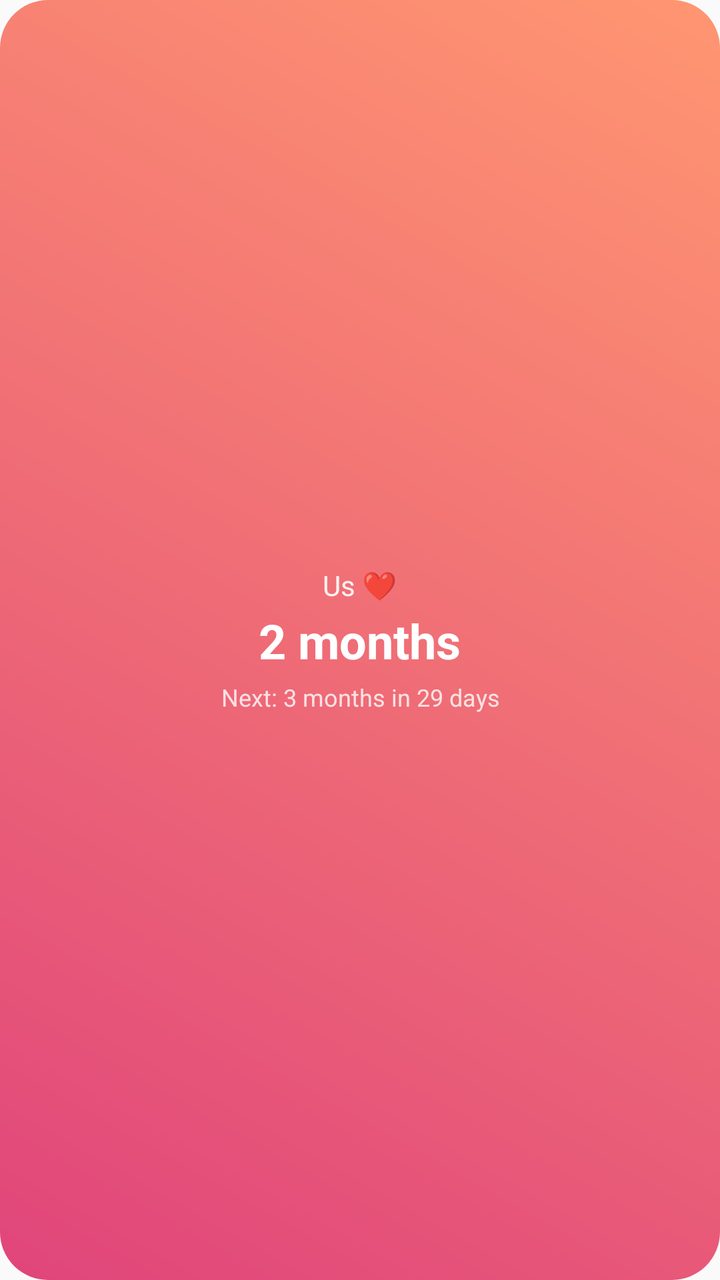
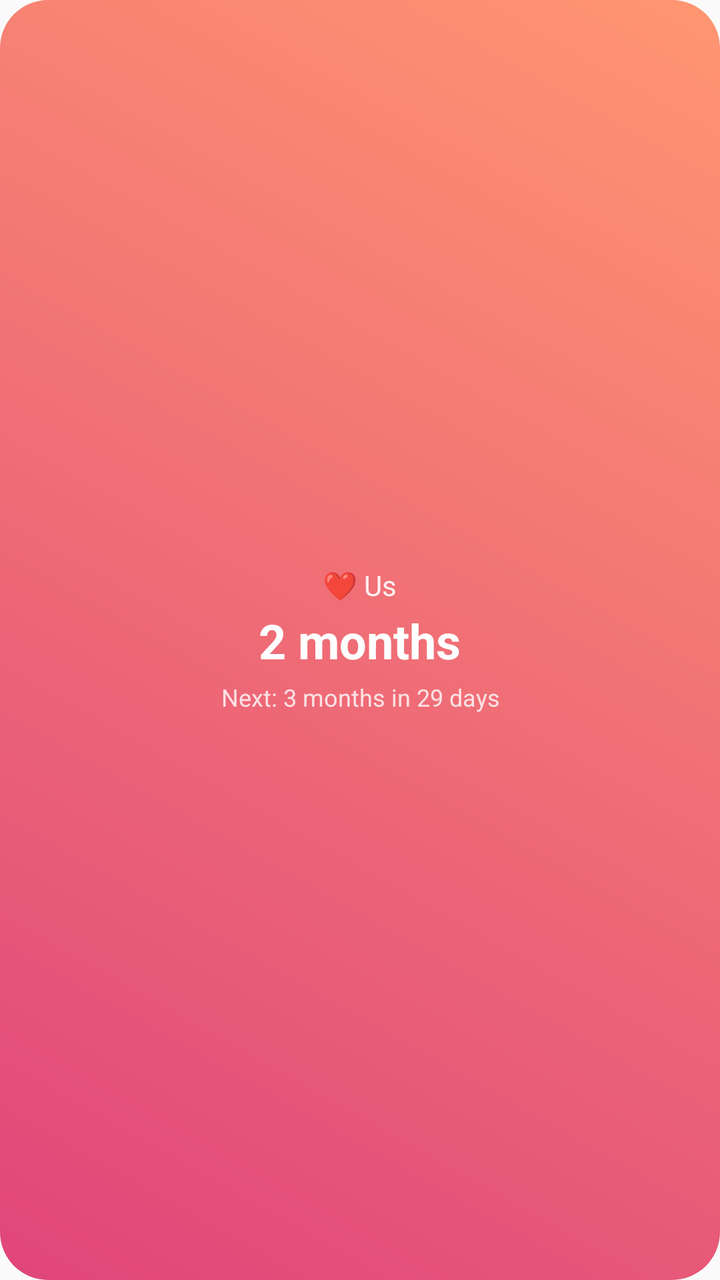

An Android layout rendered at two revisions. The XML below is the earlier revision; the diff shows what the commit changed to produce the second picture.
<!-- AndroidManifest.xml: application theme Theme.Milestones -->
<!-- res/layout/widget_counter.xml -->
<?xml version="1.0" encoding="utf-8"?>
<LinearLayout xmlns:android="http://schemas.android.com/apk/res/android"
    android:id="@+id/widget_root"
    android:layout_width="match_parent"
    android:layout_height="match_parent"
    android:background="@drawable/widget_background"
    android:gravity="center"
    android:orientation="vertical"
    android:padding="14dp">

    <TextView
        android:id="@+id/widget_title"
        android:layout_width="wrap_content"
        android:layout_height="wrap_content"
        android:ellipsize="end"
        android:maxLines="1"
        android:text="Us ❤️"
        android:textColor="#E6FFFFFF"
        android:textSize="14sp" />

    <TextView
        android:id="@+id/widget_headline"
        android:layout_width="wrap_content"
        android:layout_height="wrap_content"
        android:layout_marginTop="2dp"
        android:ellipsize="end"
        android:gravity="center"
        android:maxLines="2"
        android:text="2 months"
        android:textColor="#FFFFFFFF"
        android:textSize="24sp"
        android:textStyle="bold" />

    <TextView
        android:id="@+id/widget_celebration"
        android:layout_width="wrap_content"
        android:layout_height="wrap_content"
        android:layout_marginTop="4dp"
        android:gravity="center"
        android:maxLines="1"
        android:text="🎉 Happy 2 months!"
        android:textColor="#FFFFFFFF"
        android:textSize="15sp"
        android:visibility="gone" />

    <TextView
        android:id="@+id/widget_detail"
        android:layout_width="wrap_content"
        android:layout_height="wrap_content"
        android:layout_marginTop="4dp"
        android:ellipsize="end"
        android:gravity="center"
        android:maxLines="2"
        android:text="Next: 3 months in 29 days"
        android:textColor="#CCFFFFFF"
        android:textSize="12sp" />
</LinearLayout>
<!-- resources referenced by this layout -->
<resources>
  <!-- drawable widget_background (drawable) -->
  <?xml version="1.0" encoding="utf-8"?>
  <shape xmlns:android="http://schemas.android.com/apk/res/android"
      android:shape="rectangle">
      <corners android:radius="24dp" />
      <gradient
          android:angle="45"
          android:startColor="#FFE0457B"
          android:endColor="#FFFF9671"
          android:type="linear" />
  </shape>
  <style name="Theme.Milestones" parent="android:Theme.Material.Light.NoActionBar" />
</resources>

<!-- the commit's change to res/layout/widget_counter.xml (unified diff, before → after) -->
@@ -1,57 +1,70 @@
 <?xml version="1.0" encoding="utf-8"?>
-<LinearLayout xmlns:android="http://schemas.android.com/apk/res/android"
+<FrameLayout xmlns:android="http://schemas.android.com/apk/res/android"
     android:id="@+id/widget_root"
     android:layout_width="match_parent"
-    android:layout_height="match_parent"
-    android:background="@drawable/widget_background"
-    android:gravity="center"
-    android:orientation="vertical"
-    android:padding="14dp">
+    android:layout_height="match_parent">
 
-    <TextView
-        android:id="@+id/widget_title"
-        android:layout_width="wrap_content"
-        android:layout_height="wrap_content"
-        android:ellipsize="end"
-        android:maxLines="1"
-        android:text="Us ❤️"
-        android:textColor="#E6FFFFFF"
-        android:textSize="14sp" />
+    
+    <ImageView
+        android:id="@+id/widget_bg"
+        android:layout_width="match_parent"
+        android:layout_height="match_parent"
+        android:importantForAccessibility="no"
+        android:scaleType="fitXY"
+        android:src="@drawable/widget_background" />
 
-    <TextView
-        android:id="@+id/widget_headline"
-        android:layout_width="wrap_content"
-        android:layout_height="wrap_content"
-        android:layout_marginTop="2dp"
-        android:ellipsize="end"
+    <LinearLayout
+        android:layout_width="match_parent"
+        android:layout_height="match_parent"
         android:gravity="center"
-        android:maxLines="2"
-        android:text="2 months"
-        android:textColor="#FFFFFFFF"
-        android:textSize="24sp"
-        android:textStyle="bold" />
+        android:orientation="vertical"
+        android:padding="14dp">
 
-    <TextView
-        android:id="@+id/widget_celebration"
-        android:layout_width="wrap_content"
-        android:layout_height="wrap_content"
-        android:layout_marginTop="4dp"
-        android:gravity="center"
-        android:maxLines="1"
-        android:text="🎉 Happy 2 months!"
-        android:textColor="#FFFFFFFF"
-        android:textSize="15sp"
-        android:visibility="gone" />
+        <TextView
+            android:id="@+id/widget_title"
+            android:layout_width="wrap_content"
+            android:layout_height="wrap_content"
+            android:ellipsize="end"
+            android:maxLines="1"
+            android:text="❤️ Us"
+            android:textColor="#E6FFFFFF"
+            android:textSize="14sp" />
 
-    <TextView
-        android:id="@+id/widget_detail"
-        android:layout_width="wrap_content"
-        android:layout_height="wrap_content"
-        android:layout_marginTop="4dp"
-        android:ellipsize="end"
-        android:gravity="center"
-        android:maxLines="2"
-        android:text="Next: 3 months in 29 days"
-        android:textColor="#CCFFFFFF"
-        android:textSize="12sp" />
-</LinearLayout>
+        <TextView
+            android:id="@+id/widget_headline"
+            android:layout_width="wrap_content"
+            android:layout_height="wrap_content"
+            android:layout_marginTop="2dp"
+            android:ellipsize="end"
+            android:gravity="center"
+            android:maxLines="2"
+            android:text="2 months"
+            android:textColor="#FFFFFFFF"
+            android:textSize="24sp"
+            android:textStyle="bold" />
+
+        <TextView
+            android:id="@+id/widget_celebration"
+            android:layout_width="wrap_content"
+            android:layout_height="wrap_content"
+            android:layout_marginTop="4dp"
+            android:gravity="center"
+            android:maxLines="1"
+            android:text="🎉 Happy 2 months!"
+            android:textColor="#FFFFFFFF"
+            android:textSize="15sp"
+            android:visibility="gone" />
+
+        <TextView
+            android:id="@+id/widget_detail"
+            android:layout_width="wrap_content"
+            android:layout_height="wrap_content"
+            android:layout_marginTop="4dp"
+            android:ellipsize="end"
+            android:gravity="center"
+            android:maxLines="2"
+            android:text="Next: 3 months in 29 days"
+            android:textColor="#CCFFFFFF"
+            android:textSize="12sp" />
+    </LinearLayout>
+</FrameLayout>
